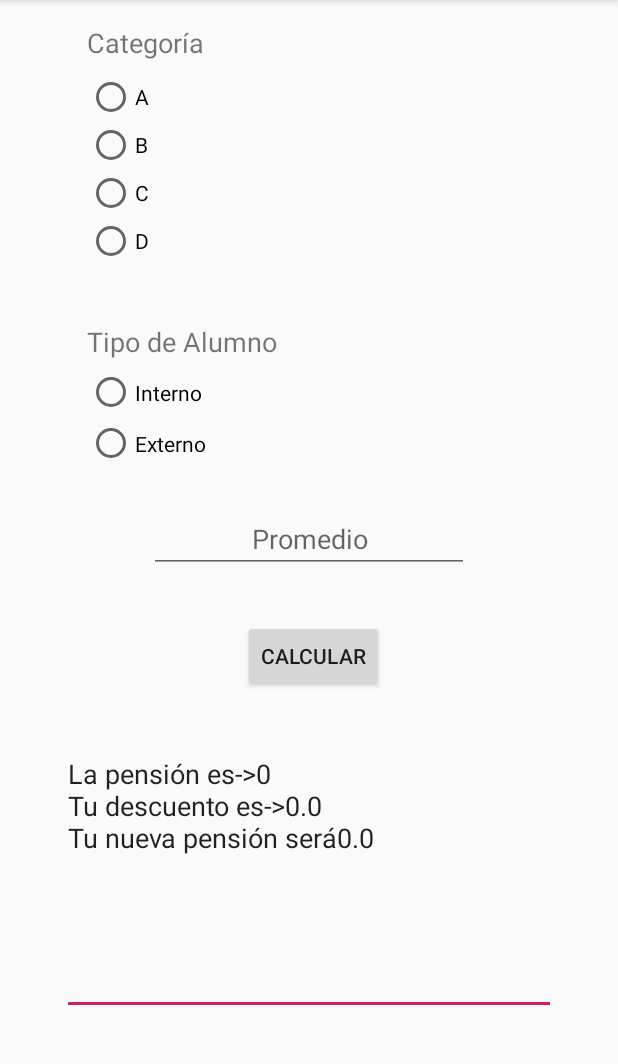
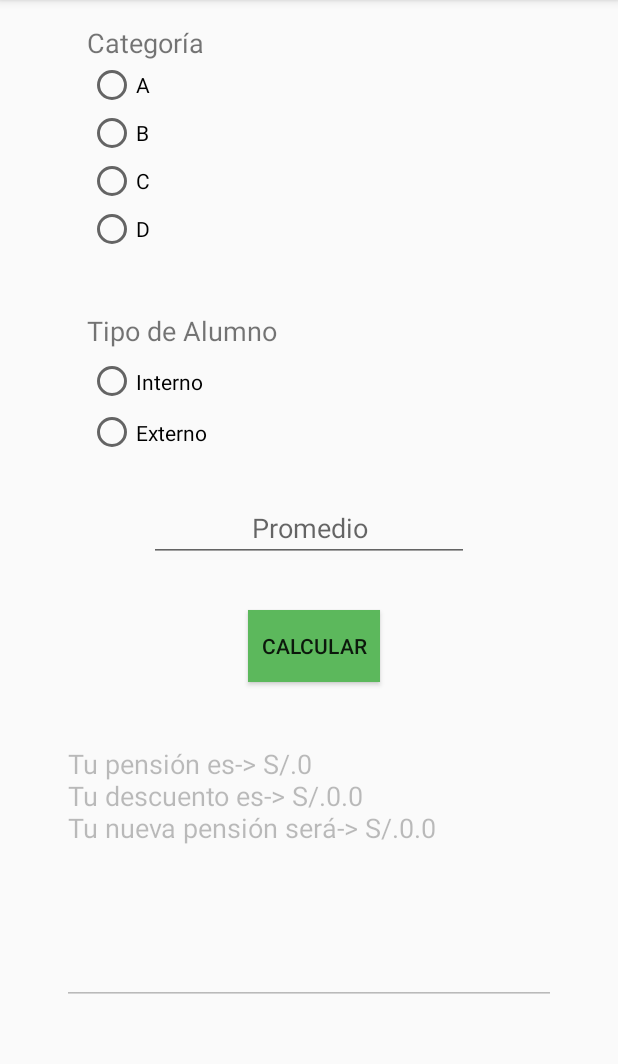
Before and after one commit to Ritoooo/App_clases, an Android app: the screen it shows after launch (Principal), after a tap on "CALCULAR", on a phone screen of 412 x 824 dp, the part 84-1148 px from its top. Run offline under Robolectric (Android 15) with nearby library versions, the phone set to English and light mode, and no system bars; 2 statements that could not run were skipped.

```diff
--- a/app/src/main/java/ucv/android/dao/AlumnoDAO.java
+++ b/app/src/main/java/ucv/android/dao/AlumnoDAO.java
@@ -24,9 +24,9 @@ public class AlumnoDAO {
         double nuevaPension = this.calcularPensionFinal(this.objAlumnoBean);
         this.objAlumnoBean.setNuevaPension(nuevaPension);
 
-        mensaje =   "La pensión es->"+pension+"\n"+
-                    "Tu descuento es->"+descuento+"\n"+
-                    "Tu nueva pensión será"+nuevaPension+"\n";
+        mensaje =   "Tu pensión es-> S/."+pension+"\n"+
+                    "Tu descuento es-> S/."+descuento+"\n"+
+                    "Tu nueva pensión será-> S/."+nuevaPension+"\n";
 
         return mensaje;
     }
--- a/app/src/main/java/ucv/android/principal/Principal.java
+++ b/app/src/main/java/ucv/android/principal/Principal.java
@@ -42,6 +42,8 @@ public class Principal extends AppCompatActivity implements View.OnClickListener
         rdInterno = (RadioButton)findViewById(R.id.rdInterno);
         rdExterno = (RadioButton)findViewById(R.id.rdExterno);
 
+        txtResultado.setEnabled(false);
+
         btnCalcular = (Button)findViewById(R.id.btnCalcular);
         btnCalcular.setOnClickListener(this);
     }
@@ -50,7 +52,11 @@ public class Principal extends AppCompatActivity implements View.OnClickListener
     @Override
     public void onClick(View v) {
         if (v == btnCalcular){
-            calcular();
+            try {
+                calcular();
+            }catch (Exception e){
+                txtResultado.setText(e.getMessage());
+            }
         }
     }
 
--- a/app/src/main/res/layout/principal.xml
+++ b/app/src/main/res/layout/principal.xml
@@ -35,13 +35,12 @@
 
     <RadioGroup
         android:id="@+id/rgdCategoria"
-        android:layout_width="195dp"
+        android:layout_width="314dp"
         android:layout_height="128dp"
         android:layout_marginStart="8dp"
-        android:layout_marginTop="8dp"
         android:layout_marginEnd="8dp"
         app:layout_constraintEnd_toEndOf="parent"
-        app:layout_constraintHorizontal_bias="0.25"
+        app:layout_constraintHorizontal_bias="0.617"
         app:layout_constraintStart_toStartOf="parent"
         app:layout_constraintTop_toBottomOf="@+id/textView">
 
@@ -84,6 +83,9 @@
         android:layout_marginEnd="8dp"
         android:layout_marginBottom="8dp"
         android:text="Calcular"
+        android:background="#5cb85c"
+        android:focusable="true"
+        android:focusableInTouchMode="true"
         app:layout_constraintBottom_toBottomOf="parent"
         app:layout_constraintEnd_toEndOf="parent"
         app:layout_constraintHorizontal_bias="0.511"
@@ -99,21 +101,21 @@
         android:layout_marginTop="32dp"
         android:layout_marginEnd="8dp"
         android:ems="10"
-        android:hint="Aquí se mostrará el Promedio"
+        android:gravity="fill_horizontal"
+        android:hint="Aquí se mostrarán los Resultados"
         android:inputType="textMultiLine"
-        android:gravity="fill_horizontal"
         app:layout_constraintEnd_toEndOf="parent"
         app:layout_constraintStart_toStartOf="parent"
         app:layout_constraintTop_toBottomOf="@+id/btnCalcular" />
 
     <RadioGroup
         android:id="@+id/rgTipo"
-        android:layout_width="178dp"
+        android:layout_width="316dp"
         android:layout_height="68dp"
         android:layout_marginStart="8dp"
         android:layout_marginEnd="8dp"
         app:layout_constraintEnd_toEndOf="parent"
-        app:layout_constraintHorizontal_bias="0.23"
+        app:layout_constraintHorizontal_bias="0.632"
         app:layout_constraintStart_toStartOf="parent"
         app:layout_constraintTop_toBottomOf="@+id/textView2">
 
```
